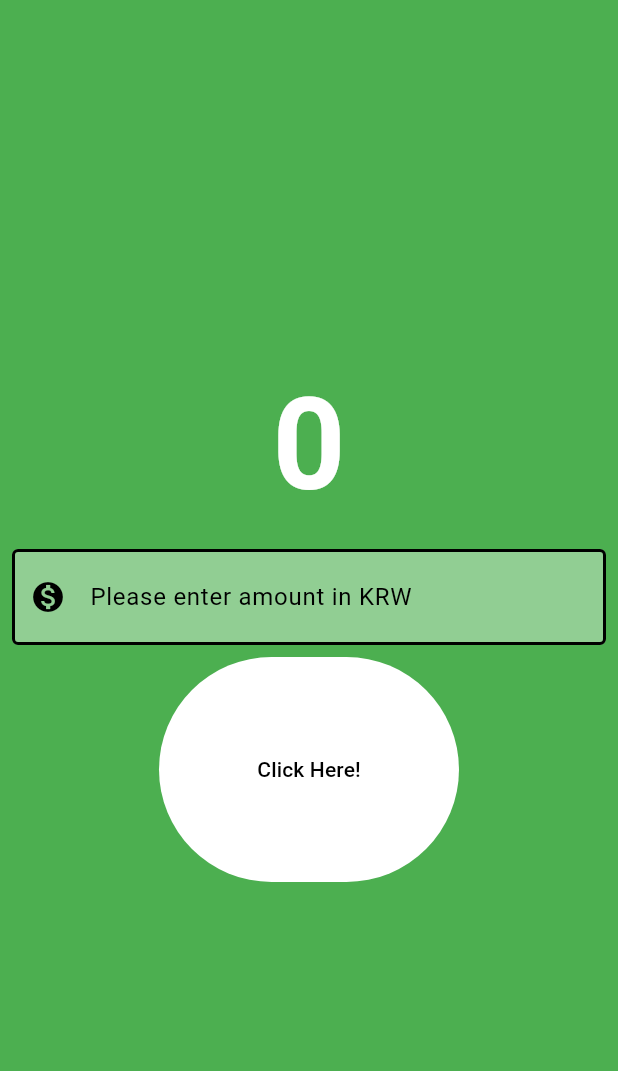
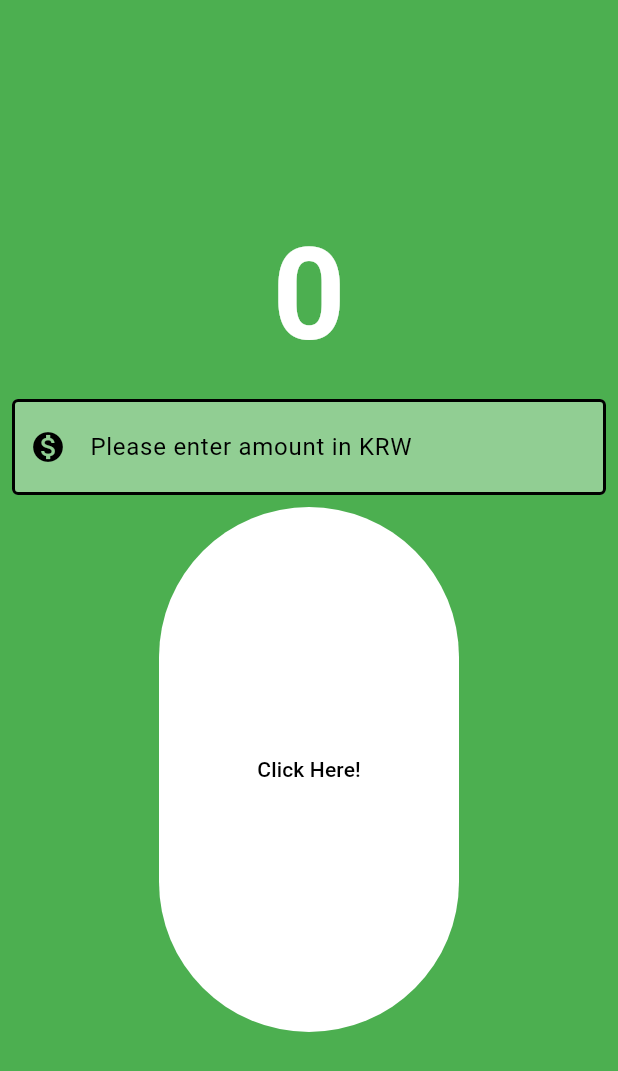
Before and after one commit to THSPSS/currency_converter_app, a Flutter app: the screen it shows after launch, on a phone screen of 412 x 824 dp. Shown: the top 1071 px of the screen. Run offline on Flutter 3.47's test engine with Material 3 defaults, Android fonts, the phone set to English and light mode, and no system bars.

Commit message:
update text button style with fixed size

```diff
--- a/lib/currency_converter_material_page.dart
+++ b/lib/currency_converter_material_page.dart
@@ -90,7 +90,7 @@ class _CurrencyConverterMaterialPageState extends State<CurrencyConverterMateria
                 style : const ButtonStyle(
                   backgroundColor: MaterialStatePropertyAll(Colors.white),
                   foregroundColor: MaterialStatePropertyAll(Colors.black),
-                  fixedSize: MaterialStatePropertyAll(Size(200, 150)),
+                  fixedSize: MaterialStatePropertyAll(Size(200, 350)),
                 ),
                 child: const Text('Click Here!'))
           ],
```
